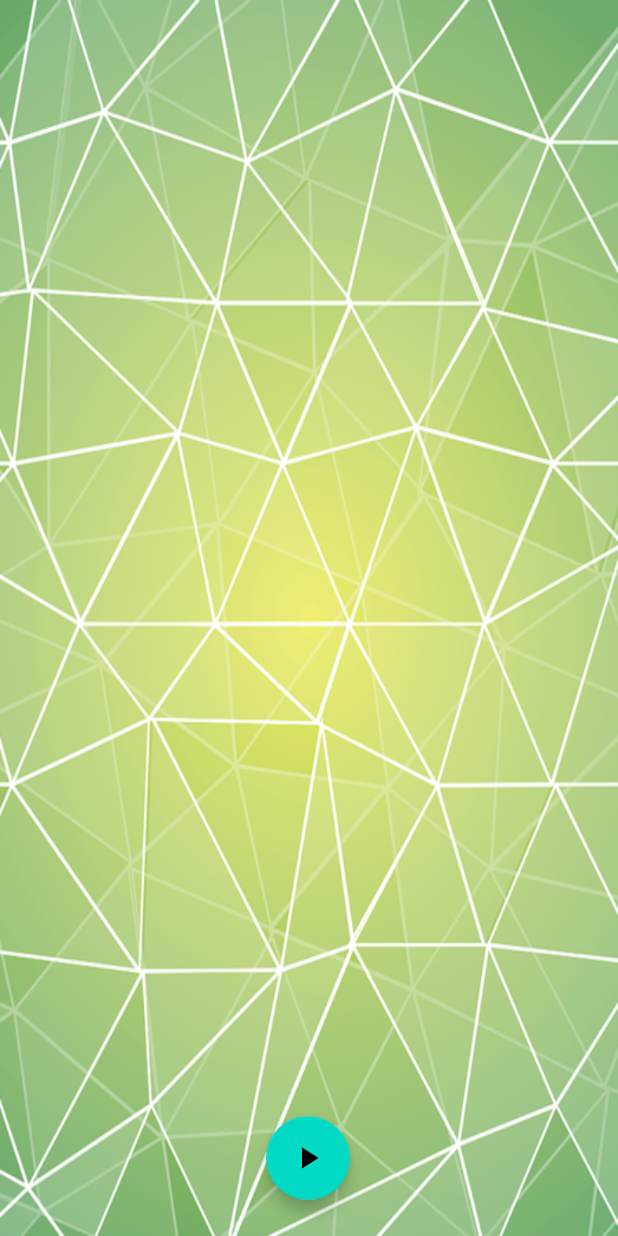
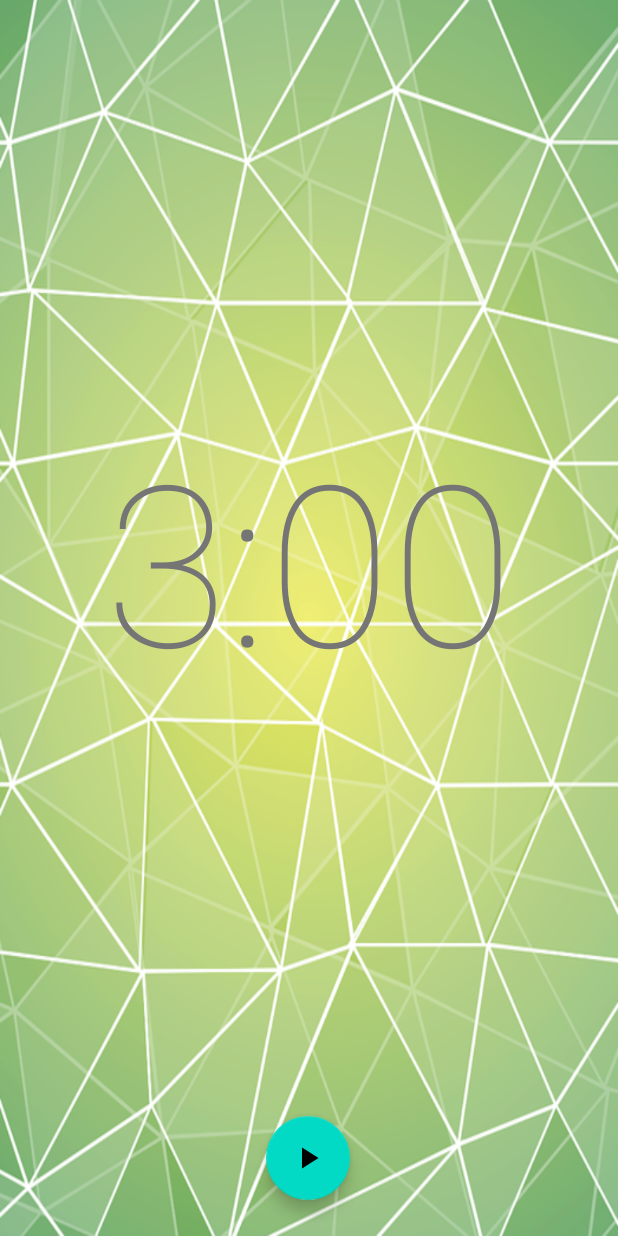
Before and after one commit to nao-18/count_down_timer_app, an Android app: the layout activity_main.xml on its own in the app's theme, with its tools: preview values and no code run, on a phone screen of 412 x 824 dp. Run offline under Robolectric (Android 15) with nearby library versions, the phone set to English and light mode, and no system bars.

Commit message:
時間表示追加

```diff
--- a/app/src/main/res/layout/activity_main.xml
+++ b/app/src/main/res/layout/activity_main.xml
@@ -18,4 +18,16 @@
         app:layout_constraintStart_toStartOf="parent"
         app:srcCompat="@drawable/ic_baseline_play_arrow_24" />
 
+    <TextView
+        android:id="@+id/timerText"
+        android:layout_width="wrap_content"
+        android:layout_height="wrap_content"
+        android:textAppearance="@style/TextAppearance.AppCompat.Large"
+        android:textSize="150sp"
+        app:layout_constraintBottom_toTopOf="@+id/playStop"
+        app:layout_constraintEnd_toEndOf="parent"
+        app:layout_constraintStart_toStartOf="parent"
+        app:layout_constraintTop_toTopOf="parent"
+        tools:text="3:00" />
+
 </androidx.constraintlayout.widget.ConstraintLayout>
```
